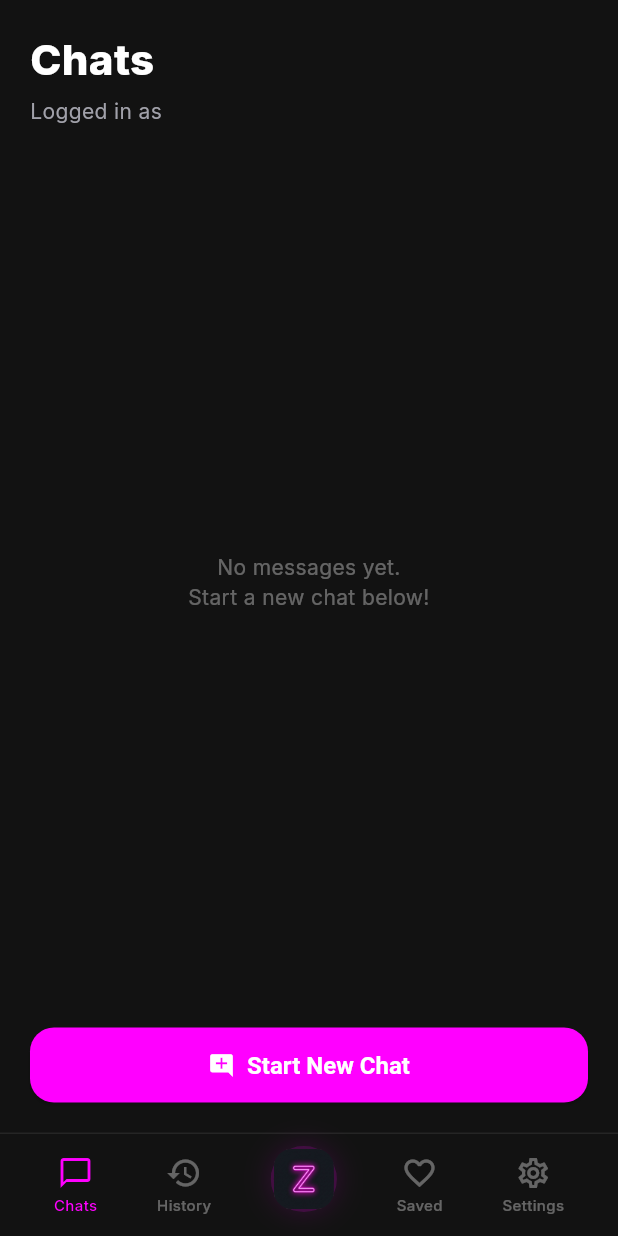
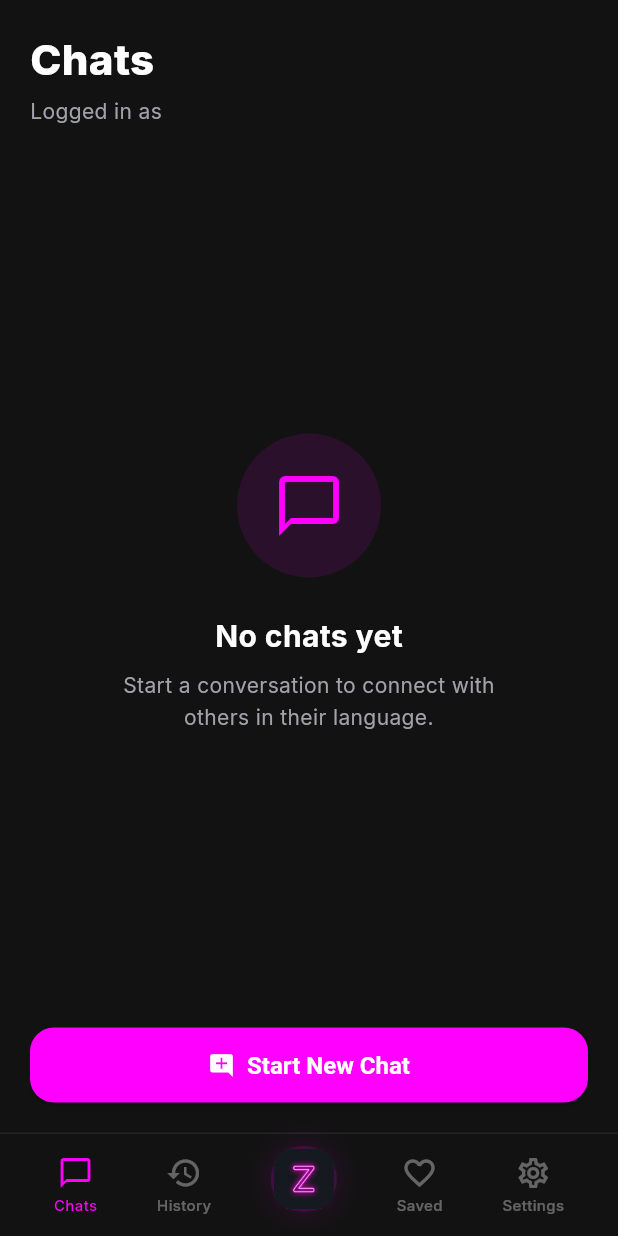
Before and after one commit to bobbygenerik/zubia, a Flutter app: the HomeScreen screen opened by its route, on a phone screen of 412 x 824 dp. Run offline on Flutter 3.47's test engine with Material 3 defaults, Android fonts, the phone set to English and light mode, and no system bars; our stand-ins replace go_router, google_fonts, just_audio, permission_handler, shared_preferences; missing offline and left inert: record; accounts and stored records are empty; network calls fail.

Commit message:
feat: improve empty chat state UI
Replaced the plain text empty state in `HomeScreen` with a more engaging `EmptyChatView` widget that includes an icon and a descriptive subtitle. This improves the visual appeal and guides the user to start a conversation.

- Added `zubia/lib/widgets/empty_chat_view.dart`
- Updated `zubia/lib/screens/home_screen.dart` to use `EmptyChatView`
- Added widget test `zubia/test/widgets/empty_chat_view_test.dart`

Co-authored-by: bobbygenerik <215436269+bobbygenerik@users.noreply.github.com>

```diff
--- a/zubia/lib/screens/home_screen.dart
+++ b/zubia/lib/screens/home_screen.dart
@@ -3,6 +3,7 @@ import 'package:go_router/go_router.dart';
 import 'package:provider/provider.dart';
 import '../providers/app_state.dart';
 import '../theme.dart';
+import '../widgets/empty_chat_view.dart';
 import '../widgets/zubia_logo.dart';
 
 class HomeScreen extends StatefulWidget {
@@ -145,11 +146,7 @@ class _HomeScreenState extends State<HomeScreen> {
                 ),
                 const SizedBox(height: 28),
                 if (state.threads.isEmpty)
-                  const Expanded(
-                    child: Center(
-                      child: Text('No messages yet.\nStart a new chat below!', textAlign: TextAlign.center, style: TextStyle(color: ZubiaColors.textMuted)),
-                    ),
-                  )
+                  const Expanded(child: EmptyChatView())
                 else
                   Expanded(
                     child: ListView.separated(
--- /dev/null
+++ b/zubia/lib/widgets/empty_chat_view.dart
@@ -0,0 +1,52 @@
+import 'package:flutter/material.dart';
+import '../theme.dart';
+
+/// A friendly empty state when no chats exist.
+class EmptyChatView extends StatelessWidget {
+  const EmptyChatView({super.key});
+
+  @override
+  Widget build(BuildContext context) {
+    return Center(
+      child: Column(
+        mainAxisAlignment: MainAxisAlignment.center,
+        children: [
+          Container(
+            padding: const EdgeInsets.all(24),
+            decoration: BoxDecoration(
+              color: ZubiaColors.magenta.withValues(alpha: 0.1),
+              shape: BoxShape.circle,
+            ),
+            child: const Icon(
+              Icons.chat_bubble_outline,
+              size: 48,
+              color: ZubiaColors.magenta,
+            ),
+          ),
+          const SizedBox(height: 24),
+          const Text(
+            'No chats yet',
+            style: TextStyle(
+              fontSize: 20,
+              fontWeight: FontWeight.bold,
+              color: ZubiaColors.textPrimary,
+            ),
+          ),
+          const SizedBox(height: 8),
+          const Padding(
+            padding: EdgeInsets.symmetric(horizontal: 40),
+            child: Text(
+              'Start a conversation to connect with others in their language.',
+              textAlign: TextAlign.center,
+              style: TextStyle(
+                fontSize: 14,
+                color: ZubiaColors.textSecondary,
+                height: 1.5,
+              ),
+            ),
+          ),
+        ],
+      ),
+    );
+  }
+}
```
Also changed, not shown: 1 other file.
